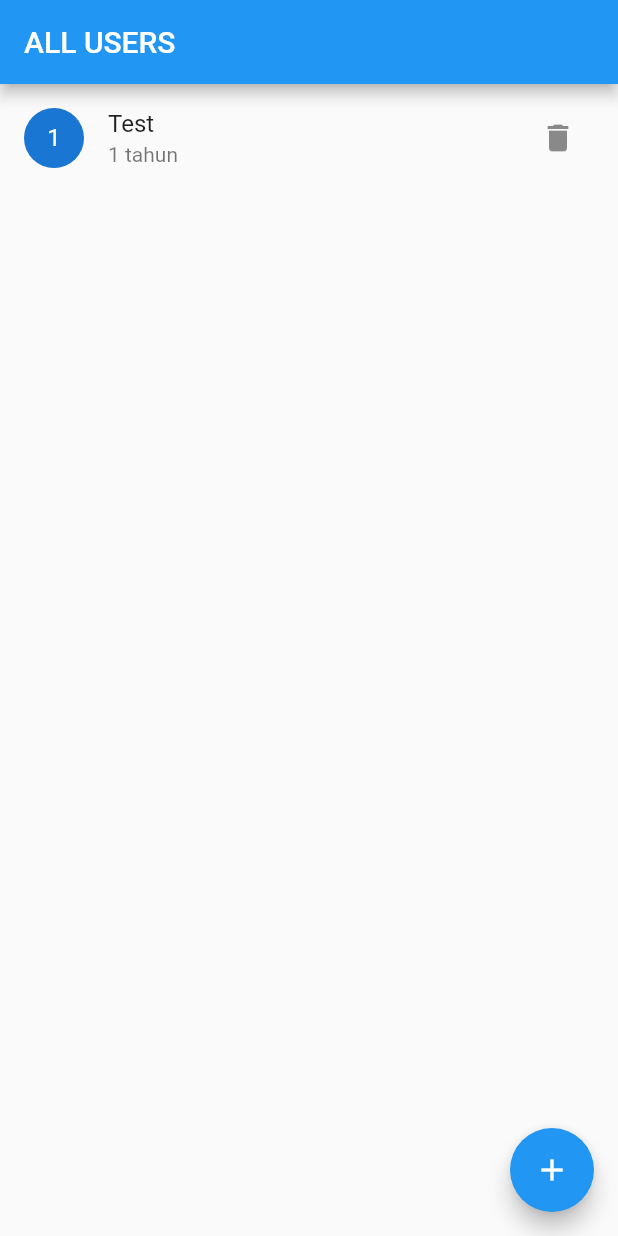
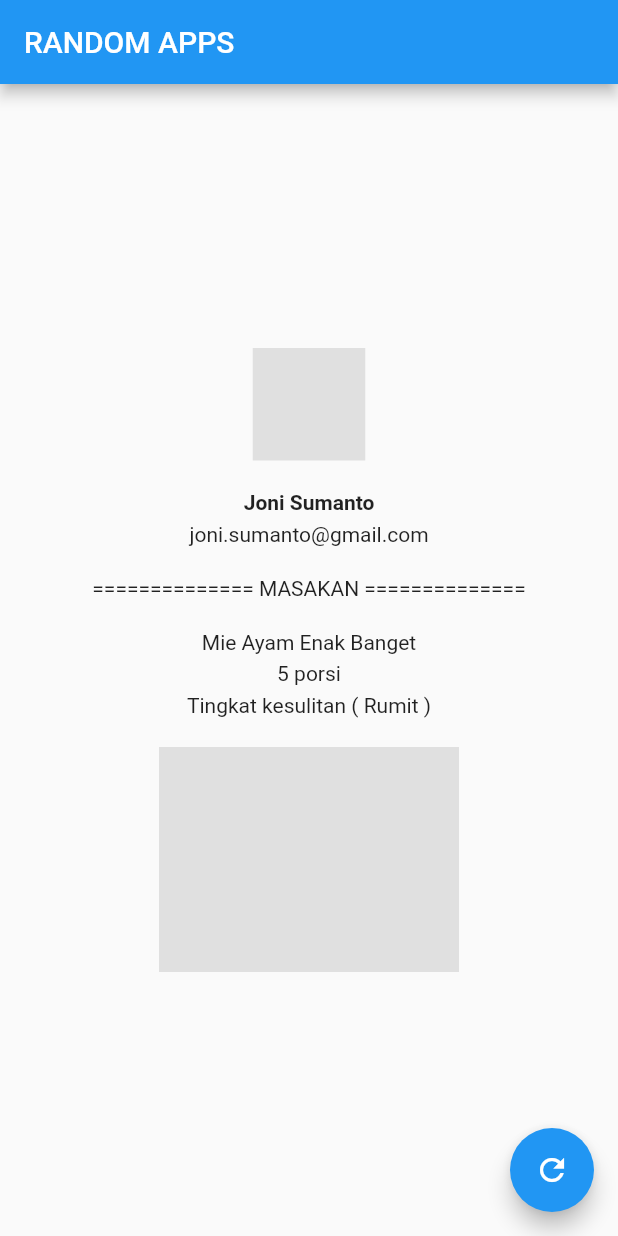
Before and after one commit to iftikharfadjar/flutter-bloc, a Flutter app: the screen it shows after launch, on a phone screen of 412 x 824 dp. Run offline on Flutter 3.47's test engine with Material 2 defaults, Android fonts, the phone set to English and light mode, and no system bars; our stand-ins replace bloc, equatable, flutter_bloc.

```diff
--- a/lib/app.dart
+++ b/lib/app.dart
@@ -1,16 +1,19 @@
-import 'package:bloc1/pages/home/home.dart';
 import 'package:flutter/material.dart';
+
 import './bloc/export.dart';
+import './pages/home/home.dart';
 
 class App extends StatelessWidget {
-  /// {@macro app}
-  const App({Key? key}) : super(key: key);
+  const App({super.key});
 
   @override
   Widget build(BuildContext context) {
-    return MultiBlocProvider(providers: [
-      BlocProvider(create: (context) => UserBloc()),
-    ], child: AppView());
+    return MultiBlocProvider(
+      providers: [
+        BlocProvider(create: (context) => RandomBloc()),
+      ],
+      child: AppView(),
+    );
   }
 }
 
--- a/lib/bloc/export.dart
+++ b/lib/bloc/export.dart
@@ -1,3 +1,3 @@
 export 'package:flutter_bloc/flutter_bloc.dart';
-export '../models/user.dart';
-export './user/user_bloc.dart';
+
+export './random/random_bloc.dart';
--- /dev/null
+++ b/lib/bloc/random/random_bloc.dart
@@ -0,0 +1,13 @@
+import 'package:bloc/bloc.dart';
+import 'package:equatable/equatable.dart';
+
+part 'random_event.dart';
+part 'random_state.dart';
+
+class RandomBloc extends Bloc<RandomEvent, RandomState> {
+  RandomBloc() : super(RandomInitial()) {
+    on<RandomEvent>((event, emit) {
+      // TODO: implement event handler
+    });
+  }
+}
--- /dev/null
+++ b/lib/bloc/random/random_event.dart
@@ -0,0 +1,8 @@
+part of 'random_bloc.dart';
+
+abstract class RandomEvent extends Equatable {
+  const RandomEvent();
+
+  @override
+  List<Object> get props => [];
+}
--- /dev/null
+++ b/lib/bloc/random/random_state.dart
@@ -0,0 +1,10 @@
+part of 'random_bloc.dart';
+
+abstract class RandomState extends Equatable {
+  const RandomState();
+
+  @override
+  List<Object> get props => [];
+}
+
+class RandomInitial extends RandomState {}
--- a/lib/bloc/user/user_event.dart
+++ /dev/null
@@ -1,23 +0,0 @@
-part of 'user_bloc.dart';
-
-abstract class UserEvent extends Equatable {
-  const UserEvent();
-
-  @override
-  List<Object> get props => [];
-}
-
-class AddUserEvent extends UserEvent {
-  AddUserEvent(this.user);
-  final User user;
-}
-
-class EditUserEvent extends UserEvent {
-  EditUserEvent(this.user);
-  final User user;
-}
-
-class DeleteUserEvent extends UserEvent {
-  DeleteUserEvent(this.user);
-  final User user;
-}
--- a/lib/bloc/user/user_state.dart
+++ /dev/null
@@ -1,26 +0,0 @@
-part of 'user_bloc.dart';
-
-abstract class UserState extends Equatable {
-  UserState(this.allUsers);
-
-  List<User> allUsers;
-
-  @override
-  List<Object> get props => [allUsers];
-}
-
-class UserInitial extends UserState {
-  UserInitial(super.allUsers);
-}
-
-class UserLoading extends UserState {
-  UserLoading(super.allUsers);
-}
-
-class UserFinish extends UserState {
-  UserFinish(super.allUsers);
-}
-
-class UserError extends UserState {
-  UserError(super.allUsers);
-}
--- a/lib/general_observer.dart
+++ b/lib/general_observer.dart
@@ -1,7 +1,6 @@
-import 'package:flutter/material.dart';
-import 'package:flutter_bloc/flutter_bloc.dart';
+import 'package:bloc/bloc.dart';
 
-class AppBlocObserver extends BlocObserver {
+class MyObserver extends BlocObserver {
   @override
   void onChange(BlocBase bloc, Change change) {
     // TODO: implement onChange
--- a/lib/models/user.dart
+++ /dev/null
@@ -1,11 +0,0 @@
-class User {
-  int id;
-  String name;
-  int age;
-
-  User({
-    required this.id,
-    required this.name,
-    required this.age,
-  });
-}
--- a/lib/pages/home/home.dart
+++ b/lib/pages/home/home.dart
@@ -1,66 +1,56 @@
-import 'package:bloc1/bloc/export.dart';
-
-import '../user/edit.dart';
 import 'package:flutter/material.dart';
-import '../user/add.dart';
 
 class HomePage extends StatelessWidget {
   const HomePage({super.key});
 
   @override
   Widget build(BuildContext context) {
-    UserBloc userB = context.read<UserBloc>();
     return Scaffold(
       appBar: AppBar(
-        title: Text("ALL USERS"),
+        title: Text("RANDOM APPS"),
       ),
-      body: BlocBuilder<UserBloc, UserState>(
-        bloc: userB,
-        builder: (context, state) {
-          if (state.allUsers.isEmpty) {
-            return Center(
-              child: Text("Data Empty"),
-            );
-          }
-          return ListView.builder(
-            itemCount: state.allUsers.length,
-            itemBuilder: (context, index) {
-              User user = state.allUsers[index];
-              return ListTile(
-                onTap: () {
-                  Navigator.push(
-                    context,
-                    MaterialPageRoute(
-                      builder: (context) => EditPage(user),
-                    ),
-                  );
-                },
-                leading: CircleAvatar(
-                  child: Text("${index + 1}"),
-                ),
-                title: Text(user.name),
-                subtitle: Text("${user.age} tahun"),
-                trailing: IconButton(
-                  onPressed: () {
-                    userB.add(DeleteUserEvent(user));
-                  },
-                  icon: Icon(Icons.delete),
-                ),
-              );
-            },
-          );
-        },
+      body: Center(
+        child: Column(
+          mainAxisAlignment: MainAxisAlignment.center,
+          children: [
+            SizedBox(
+              width: 75,
+              height: 75,
+              child: Container(
+                color: Colors.grey.shade300,
+              ),
+            ),
+            SizedBox(height: 20),
+            Text(
+              "Joni Sumanto",
+              style: TextStyle(
+                fontWeight: FontWeight.bold,
+              ),
+            ),
+            SizedBox(height: 5),
+            Text("joni.sumanto@gmail.com"),
+            SizedBox(height: 20),
+            Text("============== MASAKAN =============="),
+            SizedBox(height: 20),
+            Text("Mie Ayam Enak Banget"),
+            SizedBox(height: 5),
+            Text("5 porsi"),
+            SizedBox(height: 5),
+            Text("Tingkat kesulitan ( Rumit )"),
+            SizedBox(height: 20),
+            SizedBox(
+              width: 200,
+              height: 150,
+              child: Container(
+                color: Colors.grey.shade300,
+              ),
+            ),
+          ],
+        ),
       ),
       floatingActionButton: FloatingActionButton(
-        onPressed: () {
-          Navigator.push(
-            context,
-            MaterialPageRoute(
-              builder: (context) => AddPage(),
-            ),
-          );
-        },
-        child: Icon(Icons.add),
+        onPressed: () {},
+        child: Icon(Icons.refresh),
       ),
     );
   }
--- a/pubspec.yaml
+++ b/pubspec.yaml
@@ -11,6 +11,7 @@ dependencies:
     sdk: flutter
   flutter_bloc: ^8.1.3
   equatable: ^2.0.5
+  http: ^0.13.5
 
 dev_dependencies:
   flutter_test:
```
Also changed, not shown: lib/bloc/user/user_bloc.dart (deleted, +0 -50 lines), lib/data/models/masakan.dart (added, +65 -0 lines), lib/data/models/user.dart (added, +93 -0 lines), lib/data/providers/masakan_provider.dart (added, +34 -0 lines), lib/data/providers/user_provider.dart (added, +32 -0 lines), lib/main.dart (+6 -10 lines), lib/pages/user/add.dart (deleted, +0 -51 lines), lib/pages/user/edit.dart (deleted, +0 -51 lines), 1 other file.
